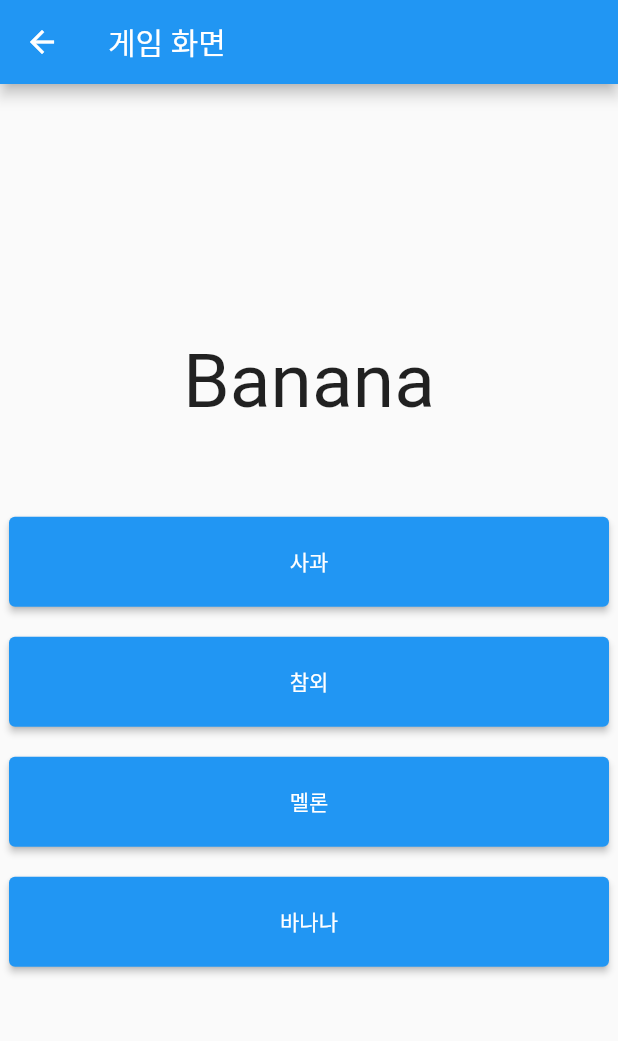
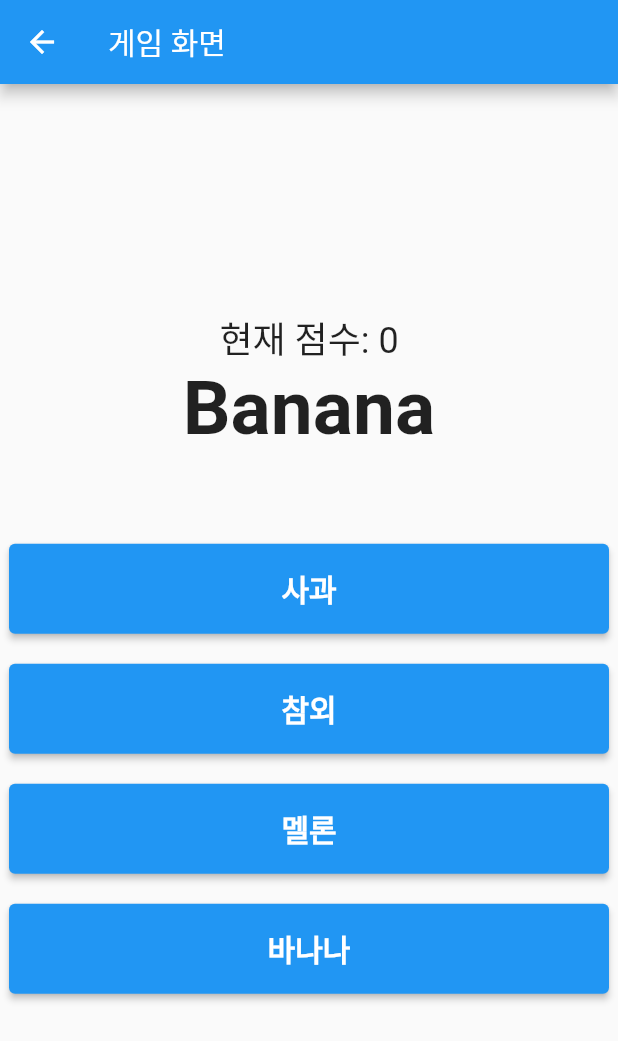
Before and after one commit to changwann/crave_week1, a Flutter app: the screen it shows after launch, after a tap on "게임 시작", on a phone screen of 412 x 824 dp. Shown: the top 1041 px of the screen. Run offline on Flutter 3.47's test engine with Material 2 defaults, Android fonts, the light colour scheme and no system bars.

Commit message:
score function

```diff
--- a/lib/game.dart
+++ b/lib/game.dart
@@ -19,6 +19,7 @@ class _GameScreenState extends State<GameScreen> {
   String currentQuestion = '';
   List<String> currentAnswers = [];
   String correctAnswer = '';
+  int correctCount = 0; // Add this to count correct answers
 
   @override
   void initState() {
@@ -45,9 +46,13 @@ class _GameScreenState extends State<GameScreen> {
       );
       // Correct answer, show next question
       setState(() {
+        correctCount += 10; // Increase the correct count
         setQuestion();
       });
     } else {
+      setState(() {
+        correctCount = max(0, correctCount - 5); // Decrease the correct count
+      });
       // Wrong answer, show game over screen or some kind of feedback
       ScaffoldMessenger.of(context).showSnackBar(
         SnackBar(
@@ -69,8 +74,14 @@ class _GameScreenState extends State<GameScreen> {
           mainAxisAlignment: MainAxisAlignment.center,
           children: [
             Text(
+              '현재 점수: $correctCount', // Show the correct count
+              style: TextStyle(fontSize: 24),
+            ),
+            Text(
               currentQuestion,
-              style: TextStyle(fontSize: 50), // Increase the font size
+              style: TextStyle(
+                  fontSize: 50,
+                  fontWeight: FontWeight.bold), // Increase the font size
             ),
             SizedBox(height: 50), // Add some space
             ...currentAnswers.map((answer) {
@@ -81,7 +92,9 @@ class _GameScreenState extends State<GameScreen> {
                   width: 400, // Make buttons have same width
                   height: 60,
                   child: ElevatedButton(
-                    child: Text(answer),
+                    child: Text(answer,
+                        style: TextStyle(
+                            fontSize: 20, fontWeight: FontWeight.bold)),
                     onPressed: () => checkAnswer(answer),
                   ),
                 ),
--- a/lib/main.dart
+++ b/lib/main.dart
@@ -46,7 +46,10 @@ class _HomeScreenState extends State<HomeScreen> {
   Widget build(BuildContext context) {
     return Scaffold(
       appBar: AppBar(
-        title: const Text('영단어 학습 앱'),
+        title: const Text(
+          '영단어 학습 앱',
+          style: TextStyle(fontWeight: FontWeight.bold),
+        ),
       ),
       body: _widgetOptions.elementAt(_selectedIndex),
       bottomNavigationBar: BottomNavigationBar(
```
